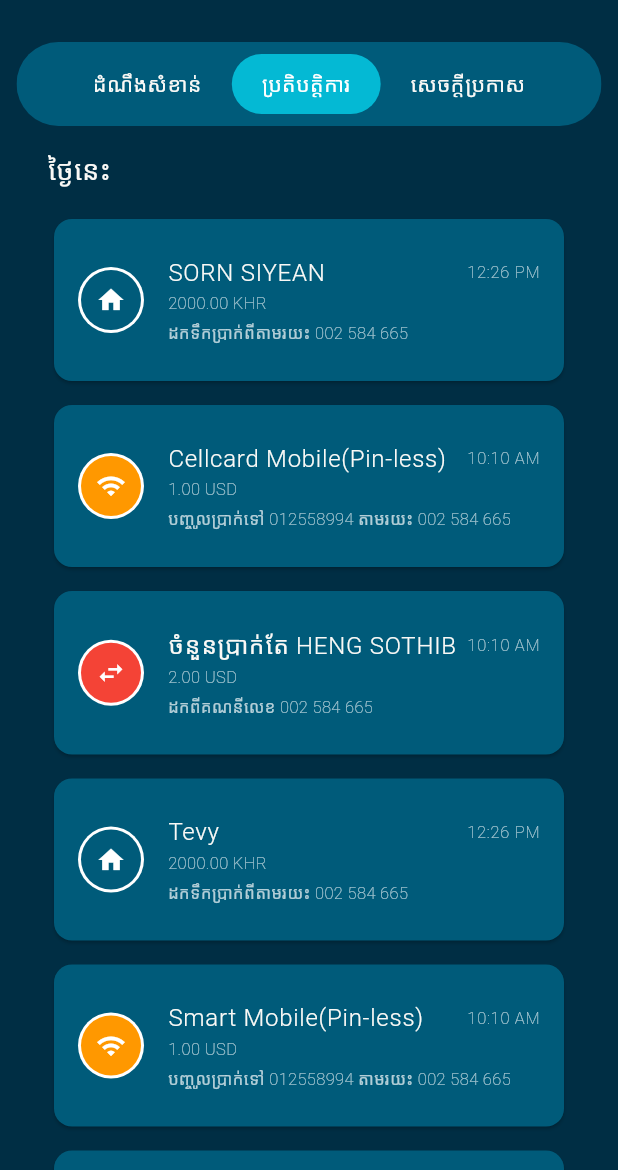
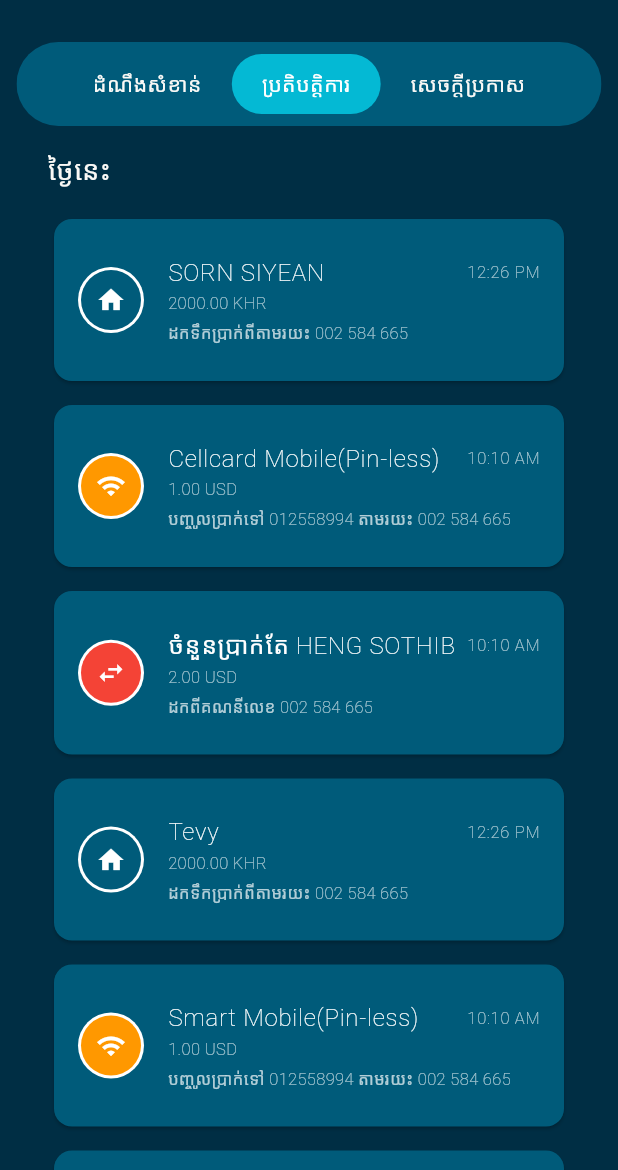
Before and after one commit to iiodinn-team/Mini_Project_ABA, a Flutter app: the BottomNavigationBarPage screen opened directly, after a tap on "ប្រតិបត្តិការ", on a phone screen of 412 x 824 dp, the part 66-1236 px from its top. Run offline on Flutter 3.47's test engine with Material 3 defaults, Android fonts, the phone set to English and light mode, and no system bars; Roboto replaces fonts that are missing (Kantumruy).

Commit message:
notification page

```diff
--- a/lib/screens/notificationPage/ important_notifications_page.dart
+++ b/lib/screens/notificationPage/ important_notifications_page.dart
@@ -1,4 +1,14 @@
 import 'package:flutter/material.dart';
+
+// Define color constants
+const Color primaryColor = Color(0xFF002E44);
+const Color secondaryColor = Color(0xFF005B7A);
+const Color accentColorAmber = Color(0xFF04B9D4);
+const Color accentColorRed = Color(0xFFE3252D);
+const Color accentColorGreen = Color(0xFF0CAC2C);
+const Color fontPrimaryBlack = Color(0xFF000000);
+const Color fontPrimaryWhite = Color(0xFFFFFFFF);
+const Color fontPrimaryWhite85 = Color(0xFFFAF9F6);
 
 class ImportantNotificationsPage extends StatelessWidget {
   @override
@@ -11,12 +21,12 @@ class ImportantNotificationsPage extends StatelessWidget {
           height: 100,
           decoration: BoxDecoration(
             shape: BoxShape.circle,
-            color: Color(0xFF005B7A), // Background color for the circle
+            color: secondaryColor, // Use the secondaryColor constant
           ),
           child: Center(
             child: Icon(
               Icons.notifications_none,
-              color: Color(0xFF002F42),
+              color: primaryColor, // Use primaryColor for the icon color
               size: 60,
             ),
           ),
@@ -27,7 +37,7 @@ class ImportantNotificationsPage extends StatelessWidget {
           style: TextStyle(
             fontSize: 20,
             fontWeight: FontWeight.w200,
-            color: Color(0xFFFAF9F6),
+            color: fontPrimaryWhite85, // Use fontPrimaryWhite85 for the text color
             fontFamily: 'Kantumruy',
           ),
         ),
@@ -39,7 +49,7 @@ class ImportantNotificationsPage extends StatelessWidget {
             textAlign: TextAlign.center,
             style: TextStyle(
               fontSize: 16,
-              color: Color(0xFFFAF9F6).withOpacity(0.7),
+              color: fontPrimaryWhite85.withOpacity(0.7), // Use fontPrimaryWhite85 for the text color
               fontFamily: 'Kantumruy',
               fontWeight: FontWeight.w100,
             ),
--- a/lib/screens/notificationPage/bottom_navigation_bar_page.dart
+++ b/lib/screens/notificationPage/bottom_navigation_bar_page.dart
@@ -2,6 +2,16 @@ import 'package:flutter/material.dart';
 import ' important_notifications_page.dart';
 import 'transactions_page.dart';
 import 'personal_settings_page.dart';
+
+// Color constants
+const Color primaryColor = Color(0xFF002E44);
+const Color secondaryColor = Color(0xFF005B7A);
+const Color accentColorAmber = Color(0xFF04B9D4);
+const Color accentColorRed = Color(0xFFE3252D);
+const Color accentColorGreen = Color(0xFF0CAC2C);
+const Color fontPrimaryBlack = Color(0xFF000000);
+const Color fontPrimaryWhite = Color(0xFFFFFFFF);
+const Color fontPrimaryWhite85 = Color(0xFFFAF9F6);
 
 class BottomNavigationBarPage extends StatefulWidget {
   @override
@@ -28,9 +38,9 @@ class _BottomNavigationBarPageState extends State<BottomNavigationBarPage> {
   @override
   Widget build(BuildContext context) {
     return Scaffold(
-      backgroundColor: Color(0xFF002E44),
+      backgroundColor: primaryColor, // Use primaryColor constant
       appBar: AppBar(
-        backgroundColor: Color(0xFF002E44),
+        backgroundColor: primaryColor, // Use primaryColor constant
         elevation: 0,
         title: Align(
           alignment: Alignment.centerLeft,
@@ -39,7 +49,7 @@ class _BottomNavigationBarPageState extends State<BottomNavigationBarPage> {
             style: TextStyle(
               fontSize: 24,
               fontWeight: FontWeight.w500,
-              color: Color(0xFFFAF9F6),
+              color: fontPrimaryWhite85, // Use fontPrimaryWhite85 for text color
               fontFamily: 'Kantumruy',
             ),
           ),
@@ -53,7 +63,7 @@ class _BottomNavigationBarPageState extends State<BottomNavigationBarPage> {
             child: ClipRRect(
               borderRadius: BorderRadius.circular(30), // Corner radius for the navigation bar
               child: Container(
-                color: Color(0xFF005B7A),
+                color: secondaryColor, // Use secondaryColor constant
                 padding: EdgeInsets.symmetric(vertical: 8),
                 child: Row(
                   mainAxisAlignment: MainAxisAlignment.center,
@@ -64,7 +74,7 @@ class _BottomNavigationBarPageState extends State<BottomNavigationBarPage> {
                         padding: EdgeInsets.symmetric(vertical: 10, horizontal: 20),
                         decoration: BoxDecoration(
                           color: _selectedIndex == index
-                              ? Color(0xFF04B9D4)
+                              ? accentColorAmber // Use accentColorAmber for selected tab
                               : Colors.transparent,
                           borderRadius: BorderRadius.circular(20),
                         ),
@@ -72,8 +82,8 @@ class _BottomNavigationBarPageState extends State<BottomNavigationBarPage> {
                           _tabs[index],
                           style: TextStyle(
                             color: _selectedIndex == index
-                                ? Colors.white // White text color for selected tab
-                                : Color(0xFFFAF9F6), // Default text color for unselected tab
+                                ? fontPrimaryWhite // Use fontPrimaryWhite for selected tab text
+                                : fontPrimaryWhite85, // Use fontPrimaryWhite85 for unselected tab text
                             fontWeight: FontWeight.w100,
                             fontFamily: 'Kantumruy',
                           ),
--- a/lib/screens/notificationPage/personal_settings_page.dart
+++ b/lib/screens/notificationPage/personal_settings_page.dart
@@ -1,4 +1,14 @@
 import 'package:flutter/material.dart';
+
+// Color constants
+const Color primaryColor = Color(0xFF002E44);
+const Color secondaryColor = Color(0xFF005B7A);
+const Color accentColorAmber = Color(0xFF04B9D4);
+const Color accentColorRed = Color(0xFFE3252D);
+const Color accentColorGreen = Color(0xFF0CAC2C);
+const Color fontPrimaryBlack = Color(0xFF000000);
+const Color fontPrimaryWhite = Color(0xFFFFFFFF);
+const Color fontPrimaryWhite85 = Color(0xFFFAF9F6);
 
 class PersonalSettingsPage extends StatelessWidget {
   // Grouped notifications by date
@@ -29,7 +39,7 @@ class PersonalSettingsPage extends StatelessWidget {
   @override
   Widget build(BuildContext context) {
     return Scaffold(
-      backgroundColor: const Color(0xFF002E44),
+      backgroundColor: primaryColor, // Use primaryColor constant
       body: SingleChildScrollView(
         padding: const EdgeInsets.all(16.0),
         child: Column(
@@ -46,7 +56,7 @@ class PersonalSettingsPage extends StatelessWidget {
                     style: const TextStyle(
                       fontSize: 18,
                       fontWeight: FontWeight.w400,
-                      color: Color(0xFFFAF9F6),
+                      color: fontPrimaryWhite85, // Use fontPrimaryWhite85 for text color
                       fontFamily: 'Kantumruy',
                     ),
                   ),
@@ -64,7 +74,7 @@ class PersonalSettingsPage extends StatelessWidget {
 
   Widget _buildNotificationCard(Map<String, String> notification) {
     return Card(
-      color: const Color(0xFF005B7A),
+      color: secondaryColor, // Use secondaryColor constant
       shape: RoundedRectangleBorder(
         borderRadius: BorderRadius.circular(15),
       ),
@@ -98,7 +108,7 @@ class PersonalSettingsPage extends StatelessWidget {
                     style: const TextStyle(
                       fontSize: 18,
                       fontWeight: FontWeight.w200,
-                      color: Color(0xFFFAF9F6),
+                      color: fontPrimaryWhite, // Use fontPrimaryWhite for title text color
                       fontFamily: 'Kantumruy',
                     ),
                   ),
@@ -107,7 +117,7 @@ class PersonalSettingsPage extends StatelessWidget {
                     notification["description"]!,
                     style: const TextStyle(
                       fontSize: 14,
-                      color: Color(0xFFFAF9F6),
+                      color: fontPrimaryWhite, // Use fontPrimaryWhite for description text color
                       fontFamily: 'Kantumruy',
                       fontWeight: FontWeight.w100,
                     ),
--- a/lib/screens/notificationPage/transactions_page.dart
+++ b/lib/screens/notificationPage/transactions_page.dart
@@ -1,4 +1,14 @@
 import 'package:flutter/material.dart';
+
+// Color constants
+const Color primaryColor = Color(0xFF002E44);
+const Color secondaryColor = Color(0xFF005B7A);
+const Color accentColorAmber = Color(0xFF04B9D4);
+const Color accentColorRed = Color(0xFFE3252D);
+const Color accentColorGreen = Color(0xFF0CAC2C);
+const Color fontPrimaryBlack = Color(0xFF000000);
+const Color fontPrimaryWhite = Color(0xFFFFFFFF);
+const Color fontPrimaryWhite85 = Color(0xFFFAF9F6);
 
 class TransactionsPage extends StatelessWidget {
   final List<Map<String, String>> transactions = [
@@ -58,7 +68,7 @@ class TransactionsPage extends StatelessWidget {
               child: Text(
                 "ថ្ងៃនេះ",
                 style: TextStyle(
-                  color: Color(0xFFFAF9F6),
+                  color: fontPrimaryWhite85, // Use fontPrimaryWhite85 for header text color
                   fontSize: 18,
                   fontWeight: FontWeight.w400,
                   fontFamily: 'Kantumruy',
@@ -76,20 +86,20 @@ class TransactionsPage extends StatelessWidget {
               return Padding(
                 padding: const EdgeInsets.only(bottom: 8.0),
                 child: Card(
-                  color: const Color(0xFF005B7A),
+                  color: secondaryColor, // Use secondaryColor for card background
                   shape: RoundedRectangleBorder(
                     borderRadius: BorderRadius.circular(12),
                   ),
                   child: Padding(
-                    padding: const EdgeInsets.all(16.0), // Padding around the ListTile
+                    padding: const EdgeInsets.all(16.0),
                     child: ListTile(
-                      contentPadding: EdgeInsets.zero, // Remove inner padding from ListTile
+                      contentPadding: EdgeInsets.zero,
                       leading: CircleAvatar(
-                        backgroundColor: Colors.white, // Stroke color
-                        radius: 22, // Outer radius for the stroke
+                        backgroundColor: Colors.white,
+                        radius: 22,
                         child: CircleAvatar(
                           backgroundColor: _getBackgroundColor(transaction["icon"]!),
-                          radius: 20, // Inner radius for the actual icon background
+                          radius: 20,
                           child: Icon(
                             _getIcon(transaction["icon"]!),
                             color: Colors.white,
@@ -103,8 +113,8 @@ class TransactionsPage extends StatelessWidget {
                             child: Text(
                               transaction["title"]!,
                               style: const TextStyle(
-                                fontWeight: FontWeight.w300, // Slightly bolder
-                                color: Color(0xFFFAF9F6),
+                                fontWeight: FontWeight.w200,
+                                color: fontPrimaryWhite, // Use fontPrimaryWhite for title text
                                 fontFamily: 'Kantumruy',
                               ),
                               overflow: TextOverflow.ellipsis,
@@ -172,7 +182,7 @@ class TransactionsPage extends StatelessWidget {
   Color _getBackgroundColor(String iconName) {
     switch (iconName) {
       case "home":
-        return const Color(0xFF005B7A);
+        return secondaryColor; // Use secondaryColor for home icon background
       case "wifi":
         return Colors.orange;
       case "swap_horiz":
```
